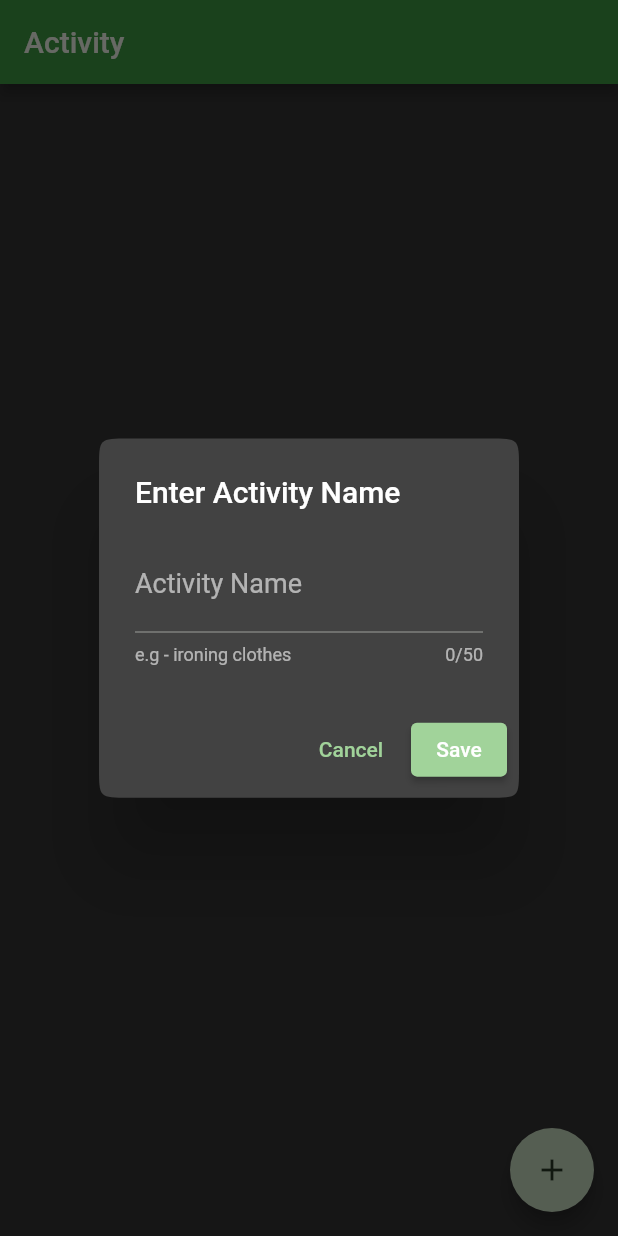
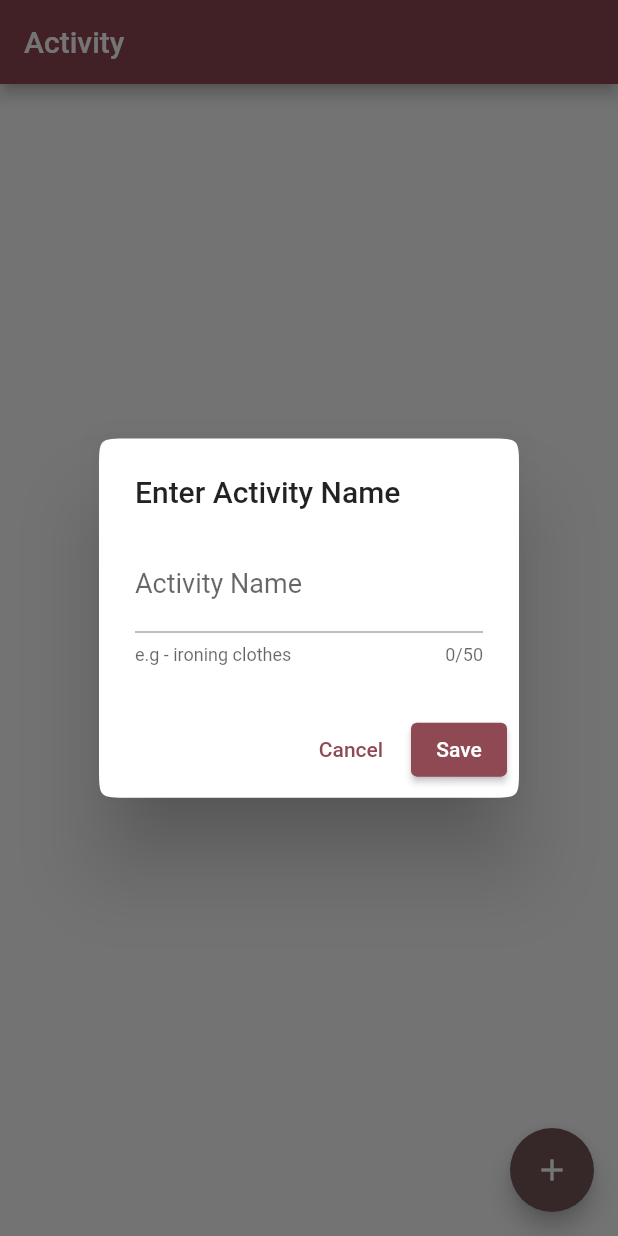
Before and after one commit to eliascreates/lap_quest, a Flutter app: the screen it shows after launch, after a tap on the "add" icon, on a phone screen of 412 x 824 dp. Run offline on Flutter 3.47's test engine with Material 2 defaults, Android fonts, the phone set to English and light mode, and no system bars; our stand-ins replace dartz, equatable, flutter_bloc, get_it, google_fonts, isar and 1 more; accounts and stored records are empty; generated files the repository leaves out were written again; Roboto replaces fonts that are missing (Solway).

Commit message:
Polish the like button.- Custom look for light and dark theme accompanied by a cool animation.

```diff
--- a/lib/config/themes/app_theme.dart
+++ b/lib/config/themes/app_theme.dart
@@ -7,7 +7,7 @@ class AppTheme {
 
   static const lTextTheme = TextTheme(
     headlineMedium: TextStyle(
-        color: AppColors.lPrimaryDarkerShade,
+        color: AppColors.lPrimaryColor,
         fontSize: 48.0,
         fontWeight: FontWeight.bold),
     titleMedium:
@@ -28,7 +28,7 @@ class AppTheme {
       colorScheme: ColorScheme.fromSeed(seedColor: AppColors.lPrimaryColor),
       textTheme: GoogleFonts.solwayTextTheme(lTextTheme).copyWith(
         headlineMedium:
-            GoogleFonts.orbitron(textStyle: dTextTheme.headlineMedium),
+            GoogleFonts.orbitron(textStyle: lTextTheme.headlineMedium),
       ),
       snackBarTheme: const SnackBarThemeData(
           behavior: SnackBarBehavior.floating,
--- a/lib/features/activity/presentation/pages/activity_page.dart
+++ b/lib/features/activity/presentation/pages/activity_page.dart
@@ -23,9 +23,7 @@ class ActivityView extends StatelessWidget {
     return Stack(
       children: [
         const SizedBox(height: 20),
-        const Expanded(
-          child: ActivityList(),
-        ),
+        const Expanded(child: ActivityList()),
         Padding(
           padding: const EdgeInsets.only(right: 16.0, bottom: 16.0),
           child: Align(
--- a/lib/features/activity/presentation/widgets/activity_name_dialog.dart
+++ b/lib/features/activity/presentation/widgets/activity_name_dialog.dart
@@ -3,6 +3,7 @@ import 'dart:math';
 import 'package:flutter/material.dart';
 import 'package:flutter/services.dart';
 import 'package:flutter_bloc/flutter_bloc.dart';
+
 import 'package:lap_quest/features/activity/domain/entities/activity.dart';
 
 import '../bloc/activity_bloc.dart';
--- a/lib/main.dart
+++ b/lib/main.dart
@@ -29,7 +29,7 @@ class MyApp extends StatelessWidget {
         title: 'Stopwatch App',
         theme: AppTheme.lightTheme,
         darkTheme: AppTheme.darkTheme,
-        themeMode: ThemeMode.dark,
+        themeMode: ThemeMode.light,
         initialRoute: AppRoutes.activity,
         onGenerateRoute: AppRoutes.onGenerateRoute,
       ),
--- a/pubspec.yaml
+++ b/pubspec.yaml
@@ -43,6 +43,7 @@ dependencies:
   get_it: ^7.6.0
   flutter_bloc: ^8.1.3
   google_fonts: ^5.1.0
+  like_button: ^2.0.5
 
 dev_dependencies:
   flutter_test:
```
Also changed, not shown: lib/features/activity/presentation/widgets/activity_card.dart (+6 -19 lines), lib/features/activity/presentation/widgets/activity_like_button.dart (added, +52 -0 lines), pubspec.lock.
